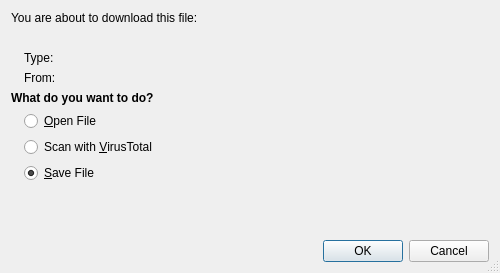
Old version of the form Helpviewer/Download/DownloadAskActionDialog.ui in the repository testmana2/test.
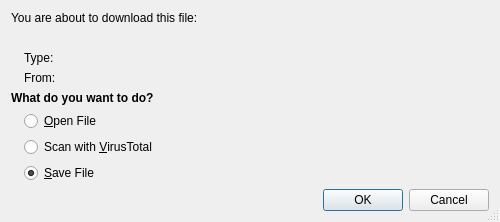
New version of the form.

Diff of the .ui file:
```diff
--- a/Helpviewer/Download/DownloadAskActionDialog.ui
+++ b/Helpviewer/Download/DownloadAskActionDialog.ui
@@ -7,7 +7,7 @@
     <x>0</x>
     <y>0</y>
     <width>500</width>
-    <height>273</height>
+    <height>209</height>
    </rect>
   </property>
   <property name="windowTitle">
@@ -149,19 +149,6 @@
      </item>
     </layout>
    </item>
-   <item>
-    <spacer name="verticalSpacer">
-     <property name="orientation">
-      <enum>Qt::Vertical</enum>
-     </property>
-     <property name="sizeHint" stdset="0">
-      <size>
-       <width>20</width>
-       <height>19</height>
-      </size>
-     </property>
-    </spacer>
-   </item>
    <item>
     <widget class="QDialogButtonBox" name="buttonBox">
      <property name="orientation">
```
